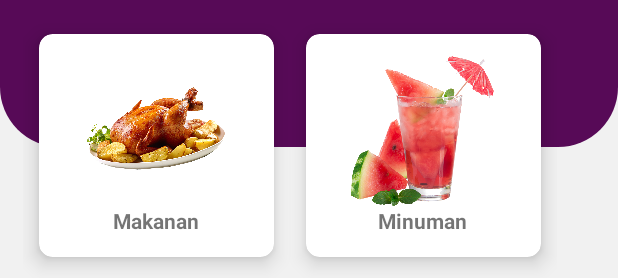
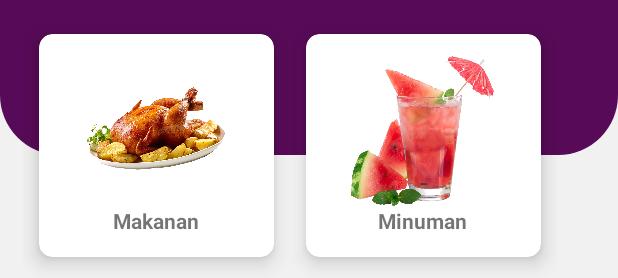
Before and after one commit to ddwikasari/PeseninAja, an Android app: the layout activity_dasbhoard.xml on its own in the app's theme, with its tools: preview values and no code run, on a phone screen of 412 x 824 dp. Shown: the part 197-475 px from the top of the screen. Run offline under Robolectric (Android 15) with nearby library versions, the phone set to English and light mode, and no system bars.

Commit message:
Update UI Dasboard

```diff
--- a/app/src/main/res/layout/activity_dasbhoard.xml
+++ b/app/src/main/res/layout/activity_dasbhoard.xml
@@ -126,10 +126,11 @@
         android:layout_width="match_parent"
         android:layout_height="wrap_content"
         tools:context=".Dashboard">
+
         <LinearLayout
-            android:background="@drawable/header"
             android:layout_width="match_parent"
-            android:layout_height="90dp"/>
+            android:layout_height="95dp"
+            android:background="@drawable/header" />
         <GridLayout
             android:layout_width="wrap_content"
             android:layout_height="wrap_content"
```
